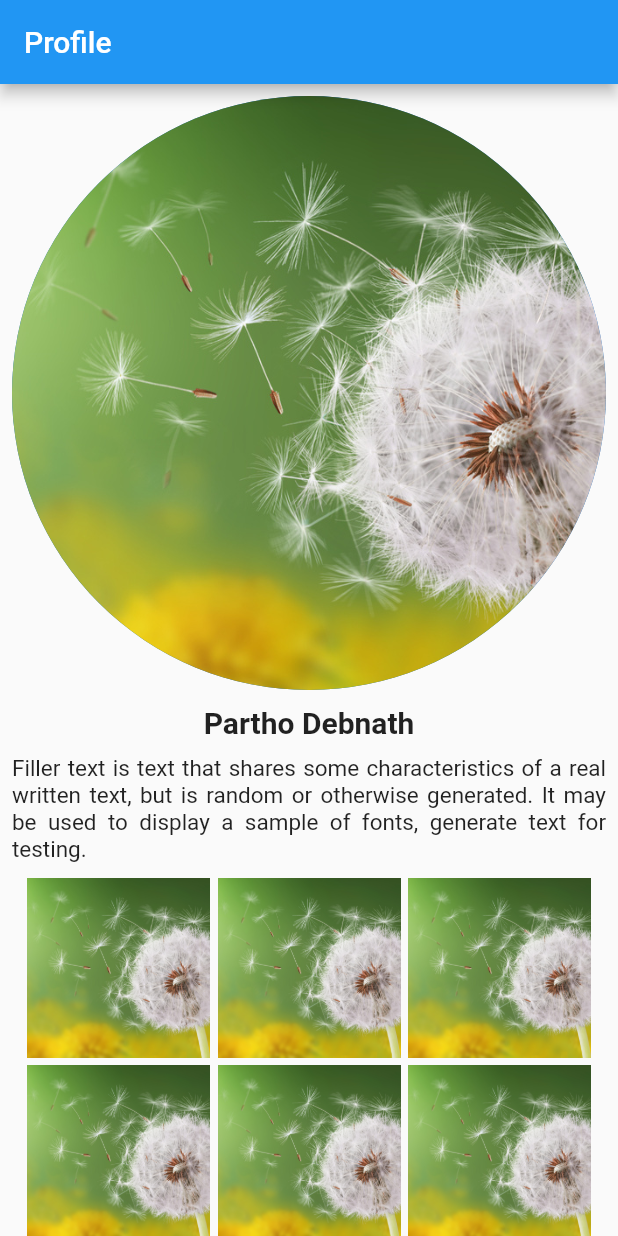
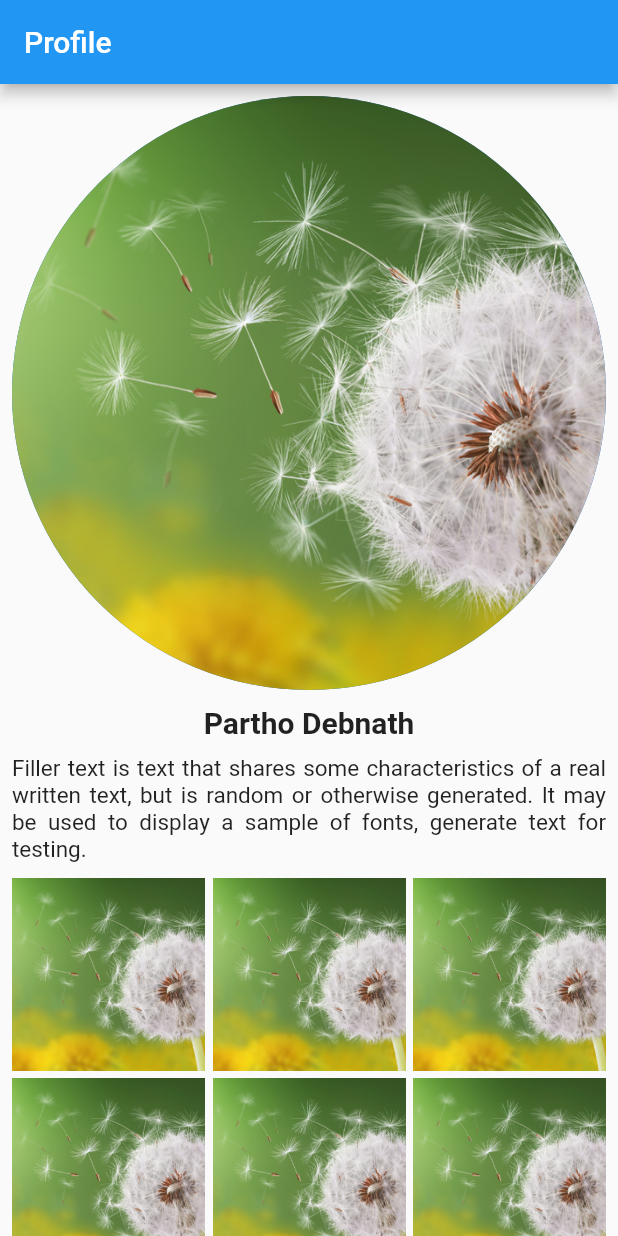
Before and after one commit to pd28CSE/flutter__device_orientation_module10_assignment_ostad, a Flutter app: the screen it shows after launch, on a phone screen of 412 x 824 dp. Run offline on Flutter 3.47's test engine with Material 2 defaults, Android fonts, the phone set to English and light mode, and no system bars.

Commit message:
add GridView instead of Wrap Widget

```diff
--- a/lib/screens/portrait.dart
+++ b/lib/screens/portrait.dart
@@ -36,20 +36,20 @@ class PortraitHomeScreen extends StatelessWidget {
               ),
             ),
             const SizedBox(height: 10),
-            Wrap(
-              spacing: 5,
-              runSpacing: 5,
+            GridView.count(
+              mainAxisSpacing: 5.0,
+              crossAxisSpacing: 5.0,
+              crossAxisCount: 3,
+              primary: false,
+              shrinkWrap: true,
               children: <Widget>[
-                ...List.generate(7, (index) {
-                  return SizedBox(
-                    width: 122,
-                    height: 120,
-                    child: Image.asset(
-                      'assets/images/flower.jpg',
-                      fit: BoxFit.cover,
-                    ),
-                  );
-                }),
+                ...List.generate(
+                  10,
+                  (index) => Image.asset(
+                    'assets/images/flower.jpg',
+                    fit: BoxFit.cover,
+                  ),
+                ),
               ],
             ),
           ],
```
Also changed, not shown: lib/screens/landscape.dart (+14 -14 lines).
